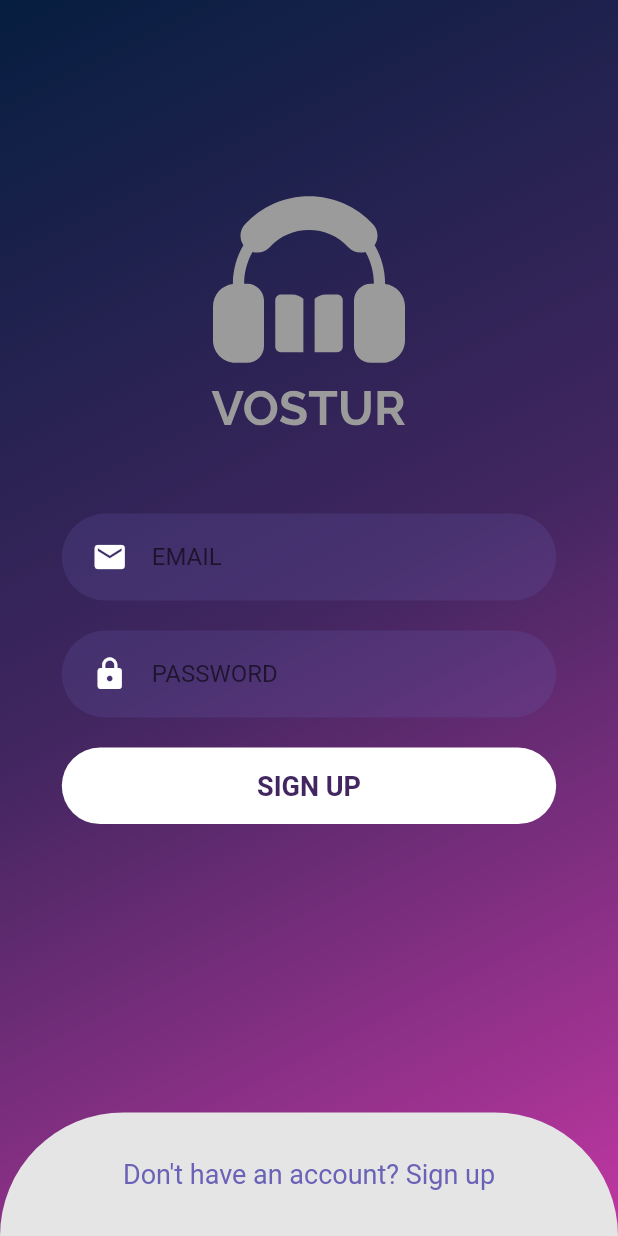
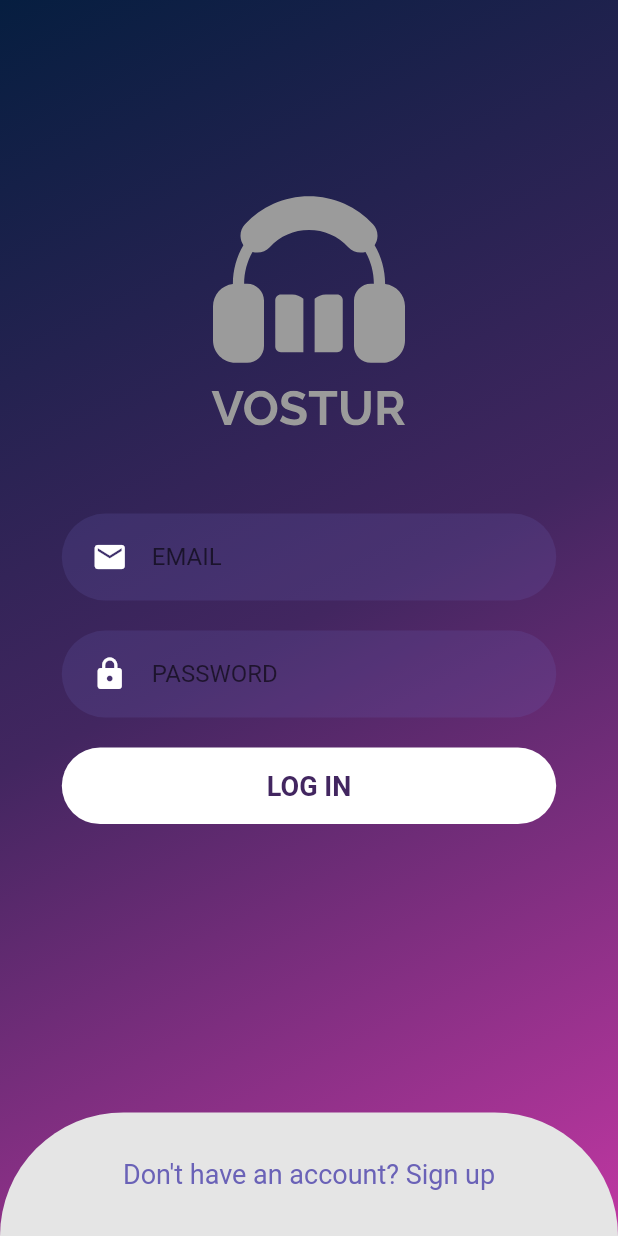
Before and after one commit to aldimasrs/Vostur, a Flutter app: the LoginScreen screen opened directly, on a phone screen of 412 x 824 dp. Run offline on Flutter 3.47's test engine with Material 2 defaults, Android fonts, the phone set to English and light mode, and no system bars; our stand-ins replace firebase_auth, flutter_svg, google_fonts, smooth_star_rating; accounts and stored records are empty.

Commit message:
Update login_form.dart

```diff
--- a/lib/Screens/login/components/login_form.dart
+++ b/lib/Screens/login/components/login_form.dart
@@ -79,7 +79,7 @@ class LoginForm extends StatelessWidget {
                     padding: EdgeInsets.symmetric(vertical: 15),
                     alignment: Alignment.center,
                     child: Text(
-                      "SIGN UP",
+                      "LOG IN",
                       style: TextStyle(
                           color: Color(0xff422660),
                           fontSize: 18,
```
